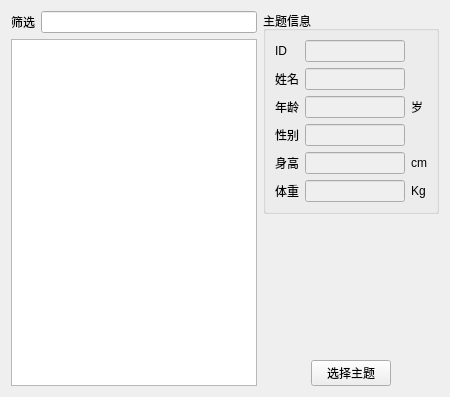
hym-dn/Bodystat, file Bodystat/ui/selsubjwidget.ui: the form before one commit.
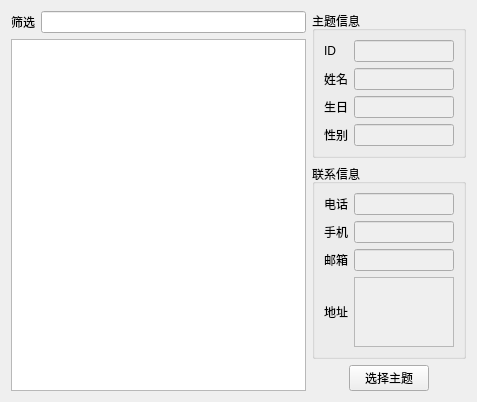
The form after the commit.

Commit message: 完善主题信息，修改主题信息漏洞

Patch:
```diff
--- a/Bodystat/ui/selsubjwidget.ui
+++ b/Bodystat/ui/selsubjwidget.ui
@@ -6,14 +6,14 @@
    <rect>
     <x>0</x>
     <y>0</y>
-    <width>450</width>
-    <height>397</height>
+    <width>477</width>
+    <height>374</height>
    </rect>
   </property>
   <property name="windowTitle">
    <string>主题选择</string>
   </property>
-  <layout class="QHBoxLayout" name="horizontalLayout_3">
+  <layout class="QHBoxLayout" name="horizontalLayout_3" stretch="2,1">
    <item>
     <layout class="QVBoxLayout" name="verticalLayout_2">
      <item>
@@ -36,7 +36,7 @@
     </layout>
    </item>
    <item>
-    <layout class="QVBoxLayout" name="verticalLayout" stretch="0,0,0">
+    <layout class="QVBoxLayout" name="verticalLayout" stretch="0,0,0,0">
      <item>
       <widget class="QGroupBox" name="_subjGroupBox">
        <property name="title">
@@ -104,7 +104,29 @@
         <item row="2" column="0">
          <widget class="QLabel" name="_ageLabel">
           <property name="text">
-           <string>年龄</string>
+           <string>生日</string>
+          </property>
+         </widget>
+        </item>
+        <item row="3" column="1">
+         <widget class="QLineEdit" name="_sexLineEdit">
+          <property name="enabled">
+           <bool>false</bool>
+          </property>
+          <property name="minimumSize">
+           <size>
+            <width>100</width>
+            <height>0</height>
+           </size>
+          </property>
+          <property name="maximumSize">
+           <size>
+            <width>100</width>
+            <height>16777215</height>
+           </size>
+          </property>
+          <property name="readOnly">
+           <bool>true</bool>
           </property>
          </widget>
         </item>
@@ -130,13 +152,6 @@
           </property>
          </widget>
         </item>
-        <item row="2" column="2">
-         <widget class="QLabel" name="_yearLabel">
-          <property name="text">
-           <string>岁</string>
-          </property>
-         </widget>
-        </item>
         <item row="3" column="0">
          <widget class="QLabel" name="_sexLabel">
           <property name="text">
@@ -144,97 +159,68 @@
           </property>
          </widget>
         </item>
+       </layout>
+      </widget>
+     </item>
+     <item>
+      <widget class="QGroupBox" name="_contactGroupBox">
+       <property name="title">
+        <string>联系信息</string>
+       </property>
+       <layout class="QGridLayout" name="gridLayout_2">
+        <item row="0" column="0">
+         <widget class="QLabel" name="_telNoLabel">
+          <property name="text">
+           <string>电话</string>
+          </property>
+         </widget>
+        </item>
+        <item row="0" column="1">
+         <widget class="QLineEdit" name="_telNoLineEdit">
+          <property name="enabled">
+           <bool>false</bool>
+          </property>
+         </widget>
+        </item>
+        <item row="1" column="0">
+         <widget class="QLabel" name="_mobNoLabel">
+          <property name="text">
+           <string>手机</string>
+          </property>
+         </widget>
+        </item>
+        <item row="1" column="1">
+         <widget class="QLineEdit" name="_mobNoLineEdit">
+          <property name="enabled">
+           <bool>false</bool>
+          </property>
+         </widget>
+        </item>
+        <item row="2" column="0">
+         <widget class="QLabel" name="_emailLabel">
+          <property name="text">
+           <string>邮箱</string>
+          </property>
+         </widget>
+        </item>
+        <item row="2" column="1">
+         <widget class="QLineEdit" name="_emailLineEdit">
+          <property name="enabled">
+           <bool>false</bool>
+          </property>
+         </widget>
+        </item>
+        <item row="3" column="0">
+         <widget class="QLabel" name="_addrLabel">
+          <property name="text">
+           <string>地址</string>
+          </property>
+         </widget>
+        </item>
         <item row="3" column="1">
-         <widget class="QLineEdit" name="_sexLineEdit">
+         <widget class="QTextEdit" name="_addrTextEdit">
           <property name="enabled">
            <bool>false</bool>
-          </property>
-          <property name="minimumSize">
-           <size>
-            <width>100</width>
-            <height>0</height>
-           </size>
-          </property>
-          <property name="maximumSize">
-           <size>
-            <width>100</width>
-            <height>16777215</height>
-           </size>
-          </property>
-          <property name="readOnly">
-           <bool>true</bool>
-          </property>
-         </widget>
-        </item>
-        <item row="4" column="0">
-         <widget class="QLabel" name="_heightLabel">
-          <property name="text">
-           <string>身高</string>
-          </property>
-         </widget>
-        </item>
-        <item row="4" column="1">
-         <widget class="QLineEdit" name="_heightLineEdit">
-          <property name="enabled">
-           <bool>false</bool>
-          </property>
-          <property name="minimumSize">
-           <size>
-            <width>100</width>
-            <height>0</height>
-           </size>
-          </property>
-          <property name="maximumSize">
-           <size>
-            <width>100</width>
-            <height>16777215</height>
-           </size>
-          </property>
-          <property name="readOnly">
-           <bool>true</bool>
-          </property>
-         </widget>
-        </item>
-        <item row="4" column="2">
-         <widget class="QLabel" name="_cmLabel">
-          <property name="text">
-           <string>cm</string>
-          </property>
-         </widget>
-        </item>
-        <item row="5" column="0">
-         <widget class="QLabel" name="_weightLabel">
-          <property name="text">
-           <string>体重</string>
-          </property>
-         </widget>
-        </item>
-        <item row="5" column="1">
-         <widget class="QLineEdit" name="_weightLineEdit">
-          <property name="enabled">
-           <bool>false</bool>
-          </property>
-          <property name="minimumSize">
-           <size>
-            <width>100</width>
-            <height>0</height>
-           </size>
-          </property>
-          <property name="maximumSize">
-           <size>
-            <width>100</width>
-            <height>16777215</height>
-           </size>
-          </property>
-          <property name="readOnly">
-           <bool>true</bool>
-          </property>
-         </widget>
-        </item>
-        <item row="5" column="2">
-         <widget class="QLabel" name="_kgLabel">
-          <property name="text">
-           <string>Kg</string>
           </property>
          </widget>
         </item>
```
Left out of the diff: 48 changed lines with no effect on the pictures. The commit also changes 14 other files.
